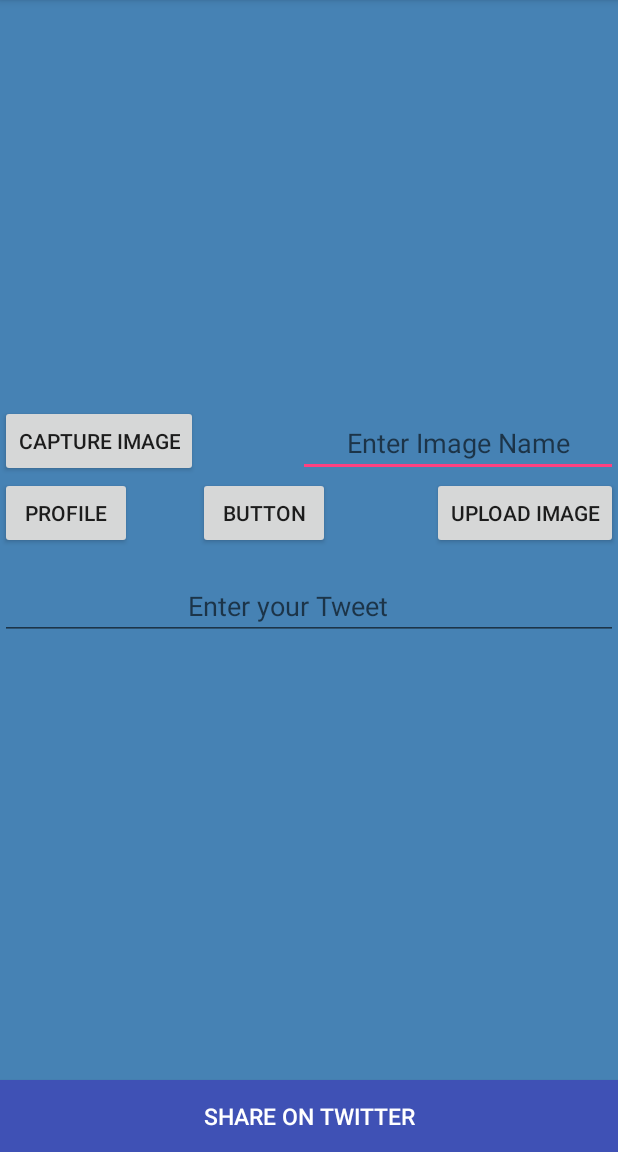
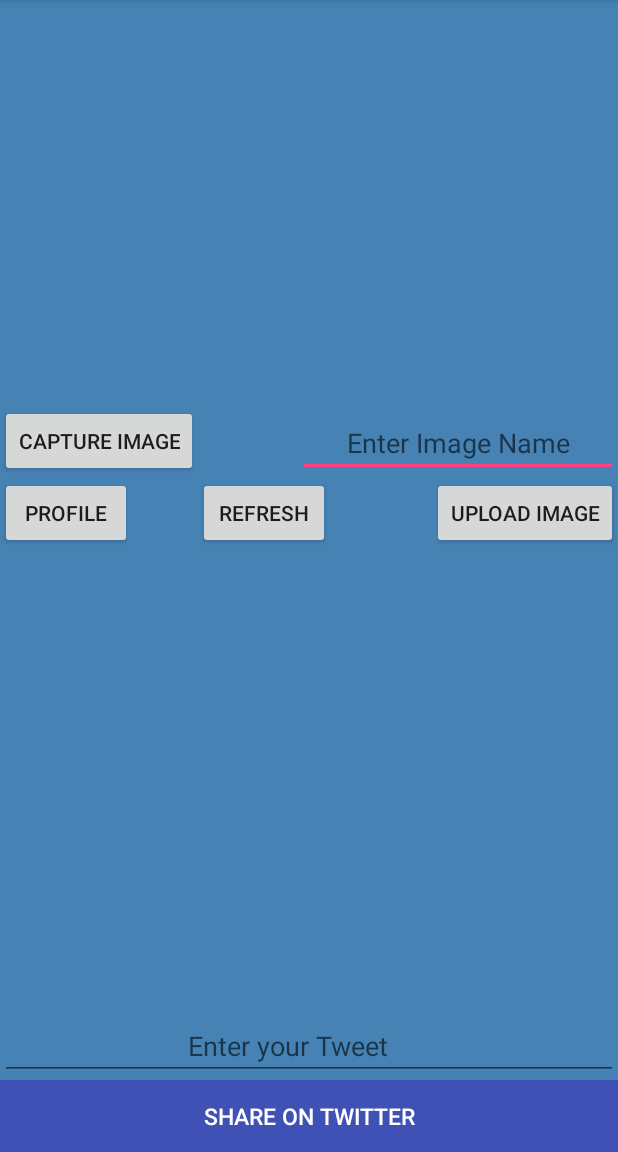
Before and after one commit to akshaytalgotra/Akshay5, an Android app: the DashboardActivity screen opened directly, with no data from a screen before it, on a phone screen of 412 x 824 dp, the part 84-1236 px from its top. Run offline under Robolectric (Android 15) with nearby library versions, the phone set to English and light mode, and no system bars; libraries missing offline, so code that uses them is left out: com.twitter.sdk.

Commit message:
Update activity_dashboard.xml

```diff
--- a/app/src/main/res/layout/activity_dashboard.xml
+++ b/app/src/main/res/layout/activity_dashboard.xml
@@ -65,12 +65,6 @@
         android:layout_below="@+id/button"
         android:text="Profile" />
 
-    <ScrollView
-        android:layout_width="match_parent"
-        android:layout_height="wrap_content">
-
-    </ScrollView>
-
 
     <Button
         android:id="@+id/button5"
@@ -79,78 +73,25 @@
         android:layout_below="@+id/editText"
         android:layout_toEndOf="@+id/button"
         android:layout_toRightOf="@+id/button"
-        android:text="Button" />
+        android:text="Refresh" />
+    <ScrollView
+        android:layout_width="match_parent"
+        android:layout_height="wrap_content"
+        android:layout_below="@id/button5"
+        android:id="@+id/scrollView3">
+
+    </ScrollView>
 
     <EditText
         android:id="@+id/editText3"
         android:layout_width="match_parent"
         android:layout_height="wrap_content"
+        android:layout_above="@+id/button3"
         android:layout_alignParentLeft="true"
         android:layout_alignParentStart="true"
-        android:layout_below="@+id/button2"
-        android:layout_marginTop="15dp"
         android:ems="10"
         android:hint="                          Enter your Tweet"
         android:inputType="textMultiLine" />
 
+
 </RelativeLayout>
-
-
-    <!--
-
-    <?xml version="1.0" encoding="utf-8"?>
-    <RelativeLayout xmlns:android="http://schemas.android.com/apk/res/android"
-    xmlns:tools="http://schemas.android.com/tools"
-    android:id="@+id/activity_dashboard"
-    android:layout_width="match_parent"
-    android:layout_height="match_parent"
-    android:background="#4682B4"
-    android:padding="5dp"
-    tools:context="com.example.akshay.akshay5.DashboardActivity">
-
-    <TextView
-        android:text="SuccessFully Logged In, Your Email/Username =  "
-        android:layout_width="wrap_content"
-        android:layout_height="wrap_content"
-        android:layout_alignParentTop="true"
-        android:layout_centerHorizontal="true"
-        android:layout_marginTop="150dp"
-        android:id="@+id/textView"
-        android:textColor="#ffffff"
-        android:textSize="30dp"
-        android:gravity="center"
-        />
-
-    <TextView
-        android:text=""
-        android:layout_width="wrap_content"
-        android:layout_height="wrap_content"
-        android:layout_centerHorizontal="true"
-        android:id="@+id/EmailShow"
-        android:textColor="#ffffff"
-        android:textSize="30dp"
-        android:gravity="center"
-        android:layout_below="@+id/textView"/>
-
-        <Button
-            android:id="@+id/button"
-            android:layout_width="fill_parent"
-            android:layout_height="wrap_content"
-            android:layout_alignParentLeft="true"
-            android:layout_alignParentStart="true"
-            android:layout_below="@+id/textView2"
-            android:layout_marginTop="66dp"
-            android:text="Logout" />
-
-        <TextView
-            android:id="@+id/textView2"
-            android:layout_width="wrap_content"
-            android:layout_height="wrap_content"
-            android:layout_below="@+id/EmailShow"
-            android:layout_centerHorizontal="true"
-            android:layout_marginTop="70dp"
-            android:text=""
-            android:textSize="20dp" />
-
-    </RelativeLayout>
-     -->
```
